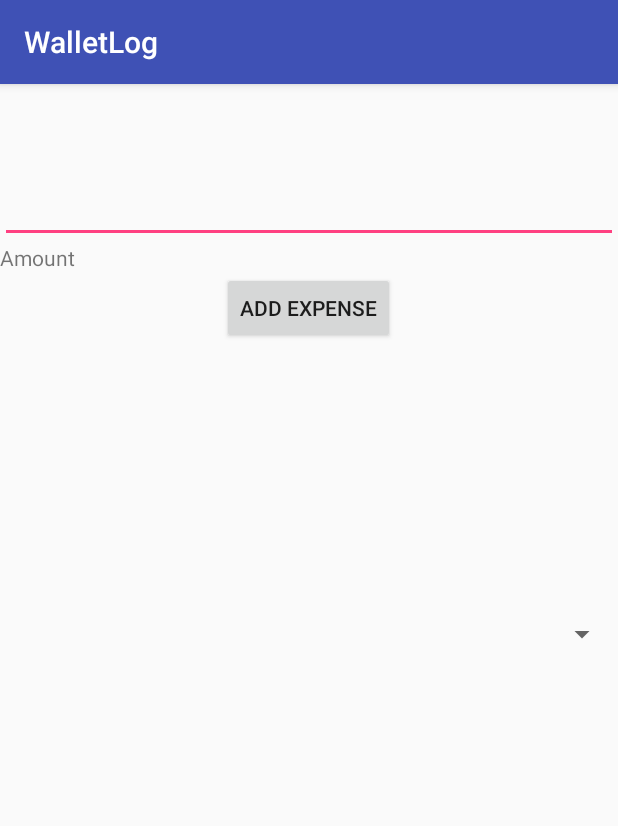
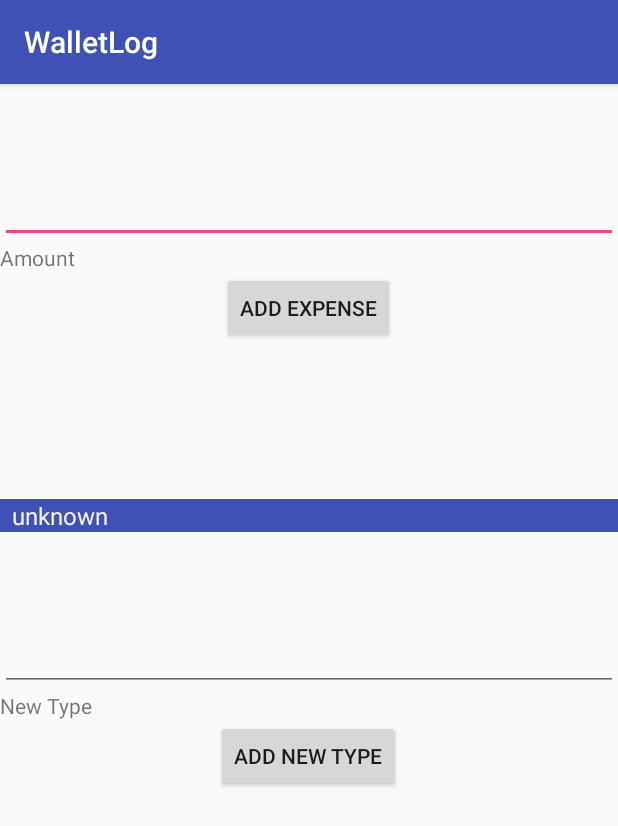
Before and after one commit to vsostaric/wallet-log, an Android app: the fragment AddExpenseFragment shown on its own in the app's theme, on a phone screen of 412 x 824 dp. Shown: the top 826 px of the screen. Run offline under Robolectric (Android 15) with nearby library versions, the phone set to English and light mode, and no system bars.

Commit message:
add persisting new expense types

```diff
--- a/app/src/main/java/com/example/vladimirsostaric/walletlog/fragments/AddExpenseFragment.java
+++ b/app/src/main/java/com/example/vladimirsostaric/walletlog/fragments/AddExpenseFragment.java
@@ -6,15 +6,36 @@ import android.support.v4.app.Fragment;
 import android.view.LayoutInflater;
 import android.view.View;
 import android.view.ViewGroup;
+import android.widget.ArrayAdapter;
+import android.widget.Spinner;
 
 import com.example.vladimirsostaric.walletlog.R;
+import com.example.vladimirsostaric.walletlog.utils.DbUtils;
+
+import java.util.List;
 
 public class AddExpenseFragment extends Fragment {
+
+    private DbUtils dbUtils;
 
     @Nullable
     @Override
     public View onCreateView(LayoutInflater inflater, @Nullable ViewGroup container, @Nullable Bundle savedInstanceState) {
-        return inflater.inflate(R.layout.add_expense, container, false);
+
+        View view = inflater.inflate(R.layout.add_expense, container, false);
+
+        dbUtils = new DbUtils(this.getActivity().getApplicationContext());
+
+        List<String> typeChoices = dbUtils.getExpenseTypeNames();
+
+        Spinner spinner = (Spinner) view.findViewById(R.id.typeSpinner);
+        ArrayAdapter<String> typeChoicesAdapter = new ArrayAdapter<String>(this.getActivity().getApplicationContext(), android.R.layout.simple_spinner_item, typeChoices);
+        typeChoicesAdapter.setDropDownViewResource(android.R.layout.simple_spinner_dropdown_item);
+
+        spinner.setAdapter(typeChoicesAdapter);
+        spinner.setVisibility(View.VISIBLE);
+
+        return view;
     }
 
 }
--- /dev/null
+++ b/app/src/main/java/com/example/vladimirsostaric/walletlog/utils/DbUtils.java
@@ -0,0 +1,83 @@
+package com.example.vladimirsostaric.walletlog.utils;
+
+import android.content.ContentValues;
+import android.content.Context;
+import android.database.Cursor;
+import android.database.sqlite.SQLiteDatabase;
+import android.database.sqlite.SQLiteOpenHelper;
+
+import com.example.vladimirsostaric.walletlog.model.ExpenseType;
+
+import java.util.ArrayList;
+import java.util.List;
+
+public class DbUtils extends SQLiteOpenHelper {
+
+    private static final String DATABASE_NAME = "WALLET_LOG_DB";
+
+    public DbUtils(Context context) {
+        super(context, DATABASE_NAME, null, 1);
+    }
+
+    @Override
+    public void onCreate(SQLiteDatabase database) {
+
+        database.execSQL("create table if not exists expense_types (id primary key, name)");
+
+        ContentValues unknown = new ContentValues();
+        unknown.put("name", "unknown");
+        database.insert("expense_types", null, unknown);
+
+    }
+
+    @Override
+    public void onUpgrade(SQLiteDatabase db, int oldVersion, int newVersion) {
+
+    }
+
+    public boolean insertExpenseType(ExpenseType type) {
+
+        SQLiteDatabase database = getWritableDatabase();
+        ContentValues values = new ContentValues();
+        values.put("name", type.getName());
+
+        long result = database.insert("expense_types", null, values);
+        return result > 0;
+
+    }
+
+    public List<ExpenseType> getExpenseTypes() {
+
+        SQLiteDatabase database = getReadableDatabase();
+        Cursor cursor = database.rawQuery("select * from expense_types", null);
+
+        List<ExpenseType> types = new ArrayList<>();
+
+        while(cursor.moveToNext()) {
+            String name = cursor.getString(cursor.getColumnIndex("NAME"));
+            types.add(new ExpenseType(name));
+        }
+
+        cursor.close();
+
+        return types;
+
+    }
+
+    public List<String> getExpenseTypeNames() {
+
+        SQLiteDatabase database = getReadableDatabase();
+        Cursor cursor = database.rawQuery("select name from expense_types", null);
+
+        List<String> typeNames = new ArrayList<>();
+        while(cursor.moveToNext()) {
+            String name = cursor.getString(cursor.getColumnIndex("name"));
+            typeNames.add(name);
+        }
+
+        cursor.close();
+
+        return typeNames;
+
+    }
+}
--- a/app/src/main/res/layout/add_expense.xml
+++ b/app/src/main/res/layout/add_expense.xml
@@ -1,5 +1,6 @@
 <?xml version="1.0" encoding="utf-8"?>
 <RelativeLayout xmlns:android="http://schemas.android.com/apk/res/android"
+    xmlns:tools="http://schemas.android.com/tools"
     android:layout_width="match_parent"
     android:layout_height="match_parent"
     android:orientation="vertical">
@@ -11,7 +12,6 @@
         android:layout_height="wrap_content"
         android:layout_alignParentLeft="true"
         android:layout_alignParentStart="true"
-        android:layout_alignParentTop="true"
         android:layout_marginTop="50dp">
 
         <TextView
@@ -46,7 +46,40 @@
         android:layout_alignParentLeft="true"
         android:layout_alignParentStart="true"
         android:layout_below="@+id/addExpense"
-        android:layout_marginTop="128dp" />
+        android:layout_marginTop="50dp"
+        android:background="@color/colorPrimary" />
 
+    <android.support.design.widget.TextInputLayout
+        android:id="@+id/newTypeInput"
+        android:layout_width="match_parent"
+        android:layout_height="wrap_content"
+        android:layout_alignParentLeft="true"
+        android:layout_alignParentStart="true"
+        android:layout_below="@+id/typeSpinner"
+        android:layout_marginTop="50dp">
+
+        <TextView
+            android:layout_width="match_parent"
+            android:layout_height="wrap_content"
+            android:text="New Type" />
+
+        <EditText
+            android:id="@+id/newTypeInputField"
+            android:layout_width="match_parent"
+            android:layout_height="wrap_content"
+            android:inputType="text"
+            />
+
+    </android.support.design.widget.TextInputLayout>
+
+    <Button
+        android:id="@+id/addNewType"
+        android:layout_width="wrap_content"
+        android:layout_height="wrap_content"
+        android:layout_below="@+id/newTypeInput"
+        android:layout_centerHorizontal="true"
+        android:text="Add New Type"
+        android:onClick="addNewType"
+        />
 
 </RelativeLayout>
--- a/app/src/main/res/values/colors.xml
+++ b/app/src/main/res/values/colors.xml
@@ -1,6 +1,6 @@
 <?xml version="1.0" encoding="utf-8"?>
 <resources>
-    <color name="colorPrimary">#3F51B5</color>
+    <color name="colorPrimary">#3f51b5</color>
     <color name="colorPrimaryDark">#303F9F</color>
     <color name="colorAccent">#FF4081</color>
 </resources>
```
Also changed, not shown: app/src/main/java/com/example/vladimirsostaric/walletlog/MainActivity.java (+32 -11 lines), app/src/main/java/com/example/vladimirsostaric/walletlog/model/ExpenseType.java (+10 -0 lines).
